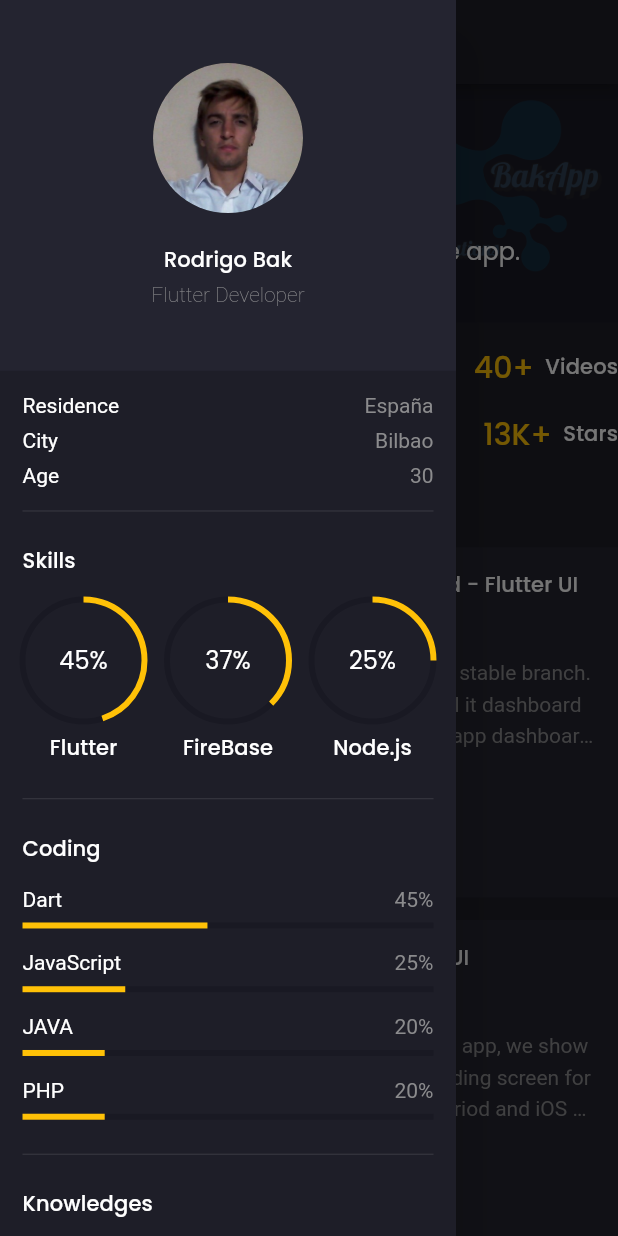
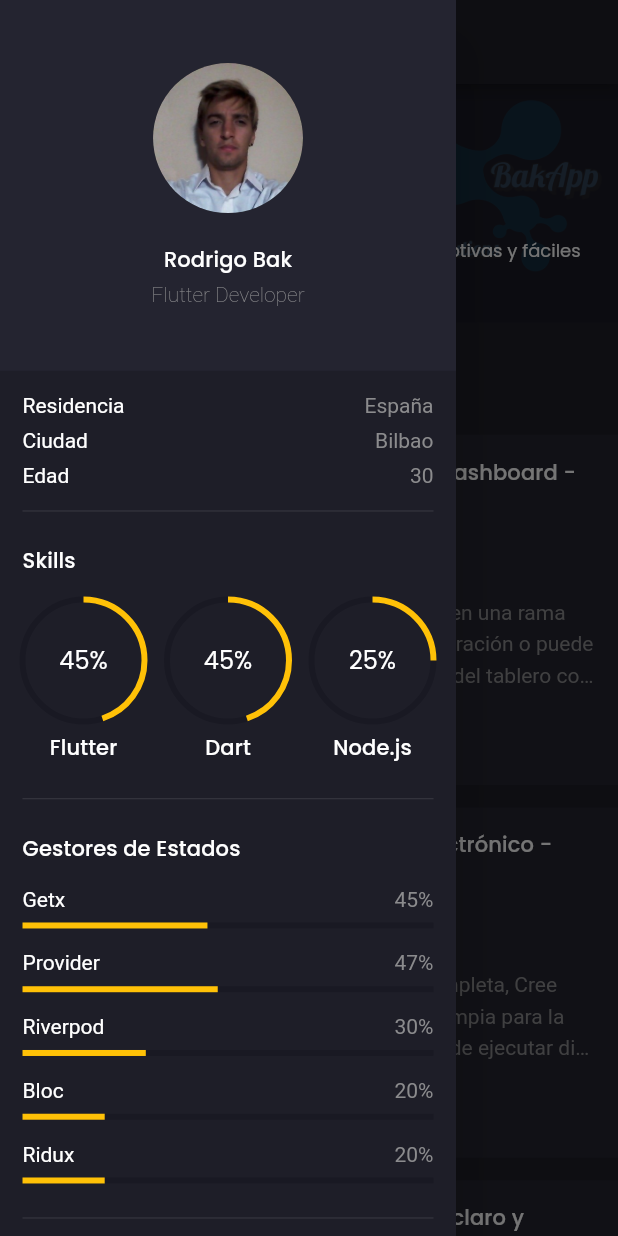
Before and after one commit to rodrigoBak-flutter/web_responsive_bakapp, a Flutter app: the screen it shows after launch, with the side drawer open, on a phone screen of 412 x 824 dp. Run offline on Flutter 3.47's test engine with Material 2 defaults, Android fonts, the light colour scheme and no system bars; drawn by our look-alikes of animated_text_kit; our stand-ins replace flutter_svg, google_fonts.

Commit message:
web_responsive_bakapp_conocimientos

```diff
--- a/lib/main.dart
+++ b/lib/main.dart
@@ -15,7 +15,7 @@ class MyApp extends StatelessWidget {
   Widget build(BuildContext context) {
     return MaterialApp(
       debugShowCheckedModeBanner: false,
-      title: 'Flutter Demo',
+      title: 'Bak Rodrigo',
       // we are using dark theme and we modify it as our need
       theme: ThemeData.dark().copyWith(
         primaryColor: primaryColor,
--- /dev/null
+++ b/lib/src/models/Knowledge.dart
@@ -0,0 +1,38 @@
+class Knowledge {
+  final String? title, description;
+
+  Knowledge({
+    this.title,
+    this.description,
+  });
+}
+
+List<Knowledge> demo_knowledges = [
+  Knowledge(
+    title: "Panel de administración receptivo o Dashboard - Flutter UI - Web",
+    description:
+        "En Flutter V2.* web soportado oficialmente en una rama estable. Hoy comparto un panel de administración o puede llamarlo compilación de interfaz de usuario del tablero con flutter. Ahora puede crear el tablero de su aplicación usando flutter. Este tablero contiene casi todo lo que necesita, como un gráfico, una tabla, una tarjeta pequeña y agradable para mostrar información.",
+  ),
+  Knowledge(
+    title: "Aplicación completa de comercio electrónico - Flutter UI",
+    description:
+        "Una aplicación de comercio electrónico completa, Cree una pantalla de incorporación agradable y limpia para la aplicación de comercio electrónico que puede ejecutar dispositivos Android e iOS porque se construye con flutter. Luego, construi una pantalla Iniciar sesión, Olvidé mi contraseña con un indicador de error personalizado.",
+  ),
+  Knowledge(
+    title:
+        "Aplicación de chat/mensajería Tema claro y oscuro - Flutter UI - Node.js - Mongo Atlas",
+    description:
+        "Una aplicación de mensajería/chat usando flutter y Node.js que se ejecuta en dispositivos Android e iOS y también tiene un tema oscuro y claro. Cree un total de 4 pantallas, todas compatibles con Dark Theme y Light Theme. Al principio, diseñamos una pantalla de bienvenida que contiene una imagen con un eslogan y también tiene un botón de salto.",
+  ),
+  Knowledge(
+    title:
+        "CRUD",
+    description:
+        "Aplicaciónes completas, pantallas de incorporación agradables y limpias que se pueden ejecutar dispositivos Android e iOS. Pantallas de iniciar sesión, olvidé mi contraseña con un indicador de error personalizado.",
+  ),
+  Knowledge(
+    title: "Animaciones - Flutter UI",
+    description:
+        "Creo animaciones personalizadas y diseños atractivos para tus aplicaciones móviles y aplicaciones para tabletas.",
+  ),
+];
--- a/lib/src/models/Project.dart
+++ /dev/null
@@ -1,38 +0,0 @@
-class Project {
-  final String? title, description;
-
-  Project({this.title, this.description});
-}
-
-List<Project> demo_projects = [
-  Project(
-    title: "Responsive Admin Panel or Dashboard - Flutter UI",
-    description:
-        "On Flutter V2.* web officially supported on a stable branch. Today I share an Admin panel or you can call it dashboard UI build with flutter. Now you can build your app dashboard using flutter. This dashboard contains almost everything that you need like a chart, table, nice small card for showing info.",
-  ),
-  Project(
-    title: "E-Commerce Complate App - Flutter UI",
-    description:
-        "In the first part of our complete e-commerce app, we show you how you can create a nice clean onboarding screen for your e-commerce app that can run both Andriod and iOS devices because it builds with flutter. Then on the second episode, we build a Sign in, Forgot Password screen with a custom error indicator.",
-  ),
-  Project(
-    title: "Outlook Email App Redesign - Flutter Fully Responsive Design UI",
-    description:
-        "We redesign the outlook app also make it responsive so that you can run it everywhere on your phone, tab, or web. In this flutter responsive video, we will show you the real power of flutter. Make mobile, web, and desktop app from a single codebase.",
-  ),
-  Project(
-    title: "Chat/Messaging App Light and Dark Theme - Flutter UI",
-    description:
-        "Today we gonna build messing/chat app #ui using #flutter that runs both Android and iOS devices also has a dark and light theme. We create in total 4 screens all of that support both Dark Theme and Light Theme. At first, we design a welcome screen that contains an image with a tag line also has a skip button.",
-  ),
-  Project(
-    title: "Welcome page, Login Page and Sign up page - Flutter UI",
-    description:
-        "In the first part of our complete e-commerce app, we show you how you can create a nice clean onboarding screen for your e-commerce app that can run both Andriod and iOS devices because it builds with flutter. Then on the second episode, we build a Sign in, Forgot Password screen with a custom error indicator.",
-  ),
-  Project(
-    title: "Covid-19 App - Flutter UI",
-    description:
-        "We redesign the outlook app also make it responsive so that you can run it everywhere on your phone, tab, or web. In this flutter responsive video, we will show you the real power of flutter. Make mobile, web, and desktop app from a single codebase.",
-  ),
-];
--- a/lib/src/screens/home/components/heighlights.dart
+++ b/lib/src/screens/home/components/heighlights.dart
@@ -20,40 +20,15 @@ class HighLightsInfo extends StatelessWidget {
                 Row(
                   mainAxisAlignment: MainAxisAlignment.spaceBetween,
                   children: [
-                    HeighLight(
-                      counter: AnimatedCounter(
-                        value: 119,
-                        text: "K+",
-                      ),
-                      label: "Subscribers",
-                    ),
-                    HeighLight(
-                      counter: AnimatedCounter(
-                        value: 40,
-                        text: "+",
-                      ),
-                      label: "Videos",
-                    ),
-                  ],
+                    /*
+                HeighLight(
+                  counter: AnimatedCounter(
+                    value: 119,
+                    text: "",
+                  ),
+                  label: "",
                 ),
-                const SizedBox(height: defaultPadding),
-                Row(
-                  mainAxisAlignment: MainAxisAlignment.spaceBetween,
-                  children: [
-                    HeighLight(
-                      counter: AnimatedCounter(
-                        value: 30,
-                        text: "+",
-                      ),
-                      label: "GitHub Projects",
-                    ),
-                    HeighLight(
-                      counter: AnimatedCounter(
-                        value: 13,
-                        text: "K+",
-                      ),
-                      label: "Stars",
-                    ),
+               */
                   ],
                 ),
               ],
@@ -61,34 +36,15 @@ class HighLightsInfo extends StatelessWidget {
           : Row(
               mainAxisAlignment: MainAxisAlignment.spaceBetween,
               children: [
+                /*
                 HeighLight(
                   counter: AnimatedCounter(
                     value: 119,
-                    text: "K+",
+                    text: "",
                   ),
-                  label: "Subscribers",
+                  label: "",
                 ),
-                HeighLight(
-                  counter: AnimatedCounter(
-                    value: 40,
-                    text: "+",
-                  ),
-                  label: "Videos",
-                ),
-                HeighLight(
-                  counter: AnimatedCounter(
-                    value: 30,
-                    text: "+",
-                  ),
-                  label: "GitHub Projects",
-                ),
-                HeighLight(
-                  counter: AnimatedCounter(
-                    value: 13,
-                    text: "K+",
-                  ),
-                  label: "Stars",
-                ),
+               */
               ],
             ),
     );
--- a/lib/src/screens/home/components/home_banner.dart
+++ b/lib/src/screens/home/components/home_banner.dart
@@ -1,8 +1,11 @@
 import 'package:animated_text_kit/animated_text_kit.dart';
 import 'package:flutter/material.dart';
+import 'package:url_launcher/url_launcher_string.dart';
 import 'package:web_responsive_bakapp/responsive.dart';
 
 import '../../../../constants.dart';
+
+const googlePlay = 'https://play.google.com/store/apps/developer?id=bak_app';
 
 class HomeBanner extends StatelessWidget {
   const HomeBanner({
@@ -17,8 +20,8 @@ class HomeBanner extends StatelessWidget {
         fit: StackFit.expand,
         children: [
           Container(
-           alignment: Alignment.centerRight,
-           padding: EdgeInsets.all(10),
+            alignment: Alignment.centerRight,
+            padding: const EdgeInsets.all(10),
             child: Image.asset(
               "assets/images/logo.png",
               fit: BoxFit.contain,
@@ -32,7 +35,7 @@ class HomeBanner extends StatelessWidget {
               mainAxisAlignment: MainAxisAlignment.center,
               children: [
                 Text(
-                  "Discover my Amazing \nArt Space!",
+                  "Conoce mi \nespacio de arte!",
                   style: Responsive.isDesktop(context)
                       ? Theme.of(context).textTheme.headline3!.copyWith(
                             fontWeight: FontWeight.bold,
@@ -49,7 +52,7 @@ class HomeBanner extends StatelessWidget {
                 const SizedBox(height: defaultPadding),
                 if (!Responsive.isMobileLarge(context))
                   ElevatedButton(
-                    onPressed: () {},
+                    onPressed: () => launchUrlString(googlePlay),
                     style: TextButton.styleFrom(
                       padding: const EdgeInsets.symmetric(
                           horizontal: defaultPadding * 2,
@@ -57,7 +60,7 @@ class HomeBanner extends StatelessWidget {
                       backgroundColor: primaryColor,
                     ),
                     child: const Text(
-                      "EXPLORE NOW",
+                      "MIS PROYECTOS PERSONALES",
                       style: TextStyle(color: darkColor),
                     ),
                   ),
@@ -86,7 +89,10 @@ class MyBuildAnimatedText extends StatelessWidget {
           if (!Responsive.isMobileLarge(context)) const FlutterCodedText(),
           if (!Responsive.isMobileLarge(context))
             const SizedBox(width: defaultPadding / 2),
-          const Text("I build "),
+          const Text(
+            "Construyo ",
+            style: TextStyle(fontSize: 12),
+          ),
           Responsive.isMobile(context)
               ? const Expanded(child: AnimatedText())
               : const AnimatedText(),
@@ -109,7 +115,8 @@ class AnimatedText extends StatelessWidget {
     return AnimatedTextKit(
       animatedTexts: [
         TyperAnimatedText(
-          "Responsive web and mobile app.",
+          "aplicaciones de alta calidad, receptivas y fáciles de utilizar.",
+          textStyle: TextStyle(fontSize: 12),
           speed: const Duration(milliseconds: 60),
         ),
       ],
--- a/lib/src/screens/home/components/my_projects.dart
+++ b/lib/src/screens/home/components/my_projects.dart
@@ -1,5 +1,5 @@
 import 'package:flutter/material.dart';
-import 'package:web_responsive_bakapp/src/models/Project.dart';
+import 'package:web_responsive_bakapp/src/models/Knowledge.dart';
 import 'package:web_responsive_bakapp/responsive.dart';
 
 import '../../../../constants.dart';
@@ -16,7 +16,7 @@ class MyProjects extends StatelessWidget {
       crossAxisAlignment: CrossAxisAlignment.start,
       children: [
         Text(
-          "My Projects",
+          "Mis Proyectos",
           style: Theme.of(context).textTheme.headline6,
         ),
         const SizedBox(height: defaultPadding),
@@ -49,7 +49,7 @@ class ProjectsGridView extends StatelessWidget {
     return GridView.builder(
       shrinkWrap: true,
       physics: NeverScrollableScrollPhysics(),
-      itemCount: demo_projects.length,
+      itemCount: demo_knowledges.length,
       gridDelegate: SliverGridDelegateWithFixedCrossAxisCount(
         crossAxisCount: crossAxisCount,
         childAspectRatio: childAspectRatio,
@@ -57,7 +57,7 @@ class ProjectsGridView extends StatelessWidget {
         mainAxisSpacing: defaultPadding,
       ),
       itemBuilder: (context, index) => ProjectCard(
-        project: demo_projects[index],
+        project: demo_knowledges[index],
       ),
     );
   }
--- a/lib/src/screens/home/components/project_card.dart
+++ b/lib/src/screens/home/components/project_card.dart
@@ -1,5 +1,5 @@
 import 'package:flutter/material.dart';
-import 'package:web_responsive_bakapp/src/models/Project.dart';
+import 'package:web_responsive_bakapp/src/models/Knowledge.dart';
 import 'package:web_responsive_bakapp/responsive.dart';
 
 import '../../../../constants.dart';
@@ -10,7 +10,7 @@ class ProjectCard extends StatelessWidget {
     required this.project,
   }) : super(key: key);
 
-  final Project project;
+  final Knowledge project;
 
   @override
   Widget build(BuildContext context) {
@@ -34,13 +34,6 @@ class ProjectCard extends StatelessWidget {
             style: TextStyle(height: 1.5),
           ),
           Spacer(),
-          TextButton(
-            onPressed: () {},
-            child: Text(
-              "Read More >>",
-              style: TextStyle(color: primaryColor),
-            ),
-          ),
         ],
       ),
     );
--- a/lib/src/screens/home/home_screen.dart
+++ b/lib/src/screens/home/home_screen.dart
@@ -4,7 +4,6 @@ import 'package:web_responsive_bakapp/src/screens/main/main_screen.dart';
 import 'components/heighlights.dart';
 import 'components/home_banner.dart';
 import 'components/my_projects.dart';
-import 'components/recommendations.dart';
 
 class HomeScreen extends StatelessWidget {
   const HomeScreen({Key? key}) : super(key: key);
--- a/lib/src/screens/main/components/coding.dart
+++ b/lib/src/screens/main/components/coding.dart
@@ -13,31 +13,34 @@ class Coding extends StatelessWidget {
     return Column(
       crossAxisAlignment: CrossAxisAlignment.start,
       children: [
-       const Divider(),
+        const Divider(),
         Padding(
           padding: const EdgeInsets.symmetric(vertical: defaultPadding),
           child: Text(
-            "Coding",
+            "Gestores de Estados",
             style: Theme.of(context).textTheme.subtitle2,
           ),
         ),
-       const AnimatedLinearProgressIndicator(
+        const AnimatedLinearProgressIndicator(
           percentage: 0.9,
-          label: "Dart",
+          label: "Getx",
         ),
-       const AnimatedLinearProgressIndicator(
-          percentage: 0.50,
-          label: "JavaScript",
+        const AnimatedLinearProgressIndicator(
+          percentage: 0.95,
+          label: "Provider",
         ),
-       const AnimatedLinearProgressIndicator(
+        const AnimatedLinearProgressIndicator(
+          percentage: 0.6,
+          label: "Riverpod",
+        ),
+        const AnimatedLinearProgressIndicator(
           percentage: 0.4,
-          label: "JAVA",
+          label: "Bloc",
         ),
-       const AnimatedLinearProgressIndicator(
+        const AnimatedLinearProgressIndicator(
           percentage: 0.4,
-          label: "PHP",
+          label: "Ridux",
         ),
-
       ],
     );
   }
--- a/lib/src/screens/main/components/knowledges.dart
+++ b/lib/src/screens/main/components/knowledges.dart
@@ -17,14 +17,14 @@ class Knowledges extends StatelessWidget {
         Padding(
           padding: const EdgeInsets.symmetric(vertical: defaultPadding),
           child: Text(
-            "Knowledges",
+            "Conocimientos",
             style: Theme.of(context).textTheme.subtitle2,
           ),
         ),
-        const KnowledgeText(text: "Flutter, Dart"),
-        const KnowledgeText(text: "Postman, Figma"),
+        const KnowledgeText(text: "FireBase, Mongoose, SQLite"),
+        const KnowledgeText(text: "Postman, Figma, Photoshop"),
         const KnowledgeText(text: "GitHub, Git"),
-        const KnowledgeText(text: "Visual Studio Code"),
+        const KnowledgeText(text: "Visual Studio Code, Android Studio Code"),
       ],
     );
   }
--- a/lib/src/screens/main/components/side_menu.dart
+++ b/lib/src/screens/main/components/side_menu.dart
@@ -27,15 +27,15 @@ class SideMenu extends StatelessWidget {
                 child: Column(
                   children: [
                     const AreaInfoText(
-                      title: "Residence",
+                      title: "Residencia",
                       text: "España",
                     ),
                     const AreaInfoText(
-                      title: "City",
+                      title: "Ciudad",
                       text: "Bilbao",
                     ),
                     const AreaInfoText(
-                      title: "Age",
+                      title: "Edad",
                       text: "30",
                     ),
                     const Skills(),
@@ -50,7 +50,7 @@ class SideMenu extends StatelessWidget {
                         child: Row(
                           children: [
                             Text(
-                              "DOWNLOAD CV",
+                              "DESCARGAR CV",
                               style: TextStyle(
                                 color: Theme.of(context)
                                     .textTheme
--- a/lib/src/screens/main/components/skills.dart
+++ b/lib/src/screens/main/components/skills.dart
@@ -23,21 +23,21 @@ class Skills extends StatelessWidget {
         ),
         Row(
           children: [
-            Expanded(
+            const Expanded(
               child: AnimatedCircularProgressIndicator(
                 percentage: 0.9,
                 label: "Flutter",
               ),
             ),
-            SizedBox(width: defaultPadding),
-            Expanded(
+            const SizedBox(width: defaultPadding),
+            const Expanded(
               child: AnimatedCircularProgressIndicator(
-                percentage: 0.75,
-                label: "FireBase",
+                percentage: 0.90,
+                label: "Dart",
               ),
             ),
-            SizedBox(width: defaultPadding),
-            Expanded(
+            const SizedBox(width: defaultPadding),
+            const Expanded(
               child: AnimatedCircularProgressIndicator(
                 percentage: 0.50,
                 label: "Node.js",
```
Also changed, not shown: lib/src/models/Recommendation.dart (deleted, +0 -32 lines), lib/src/screens/home/components/recommendation_card.dart (deleted, +0 -39 lines), lib/src/screens/home/components/recommendations.dart (deleted, +0 -42 lines).
